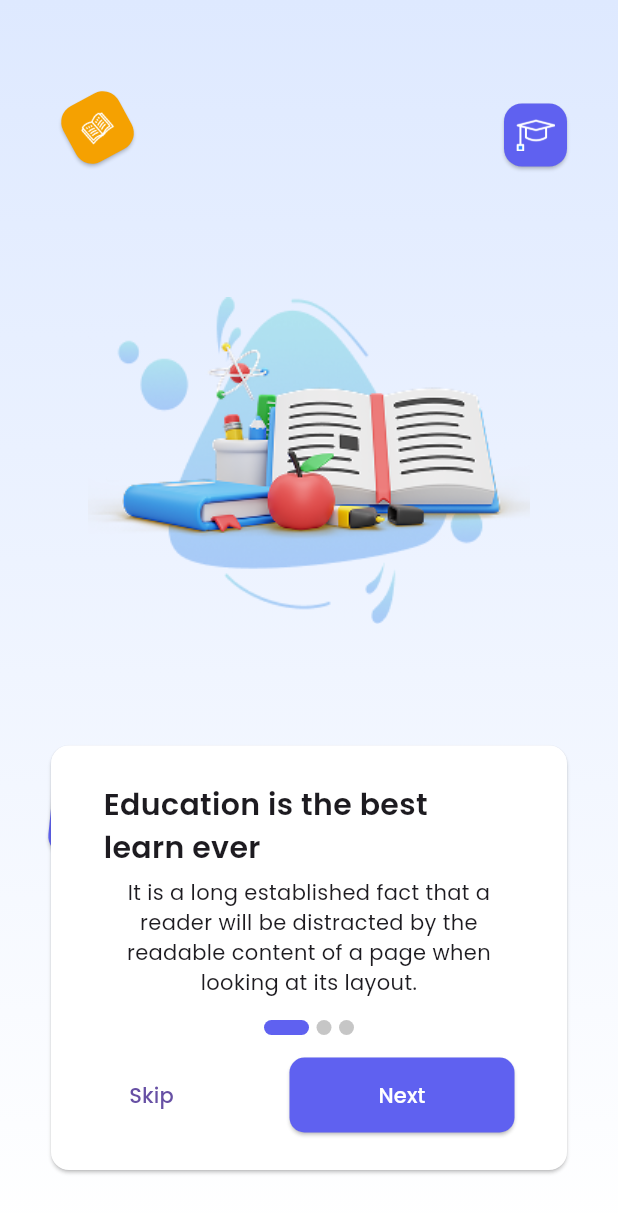
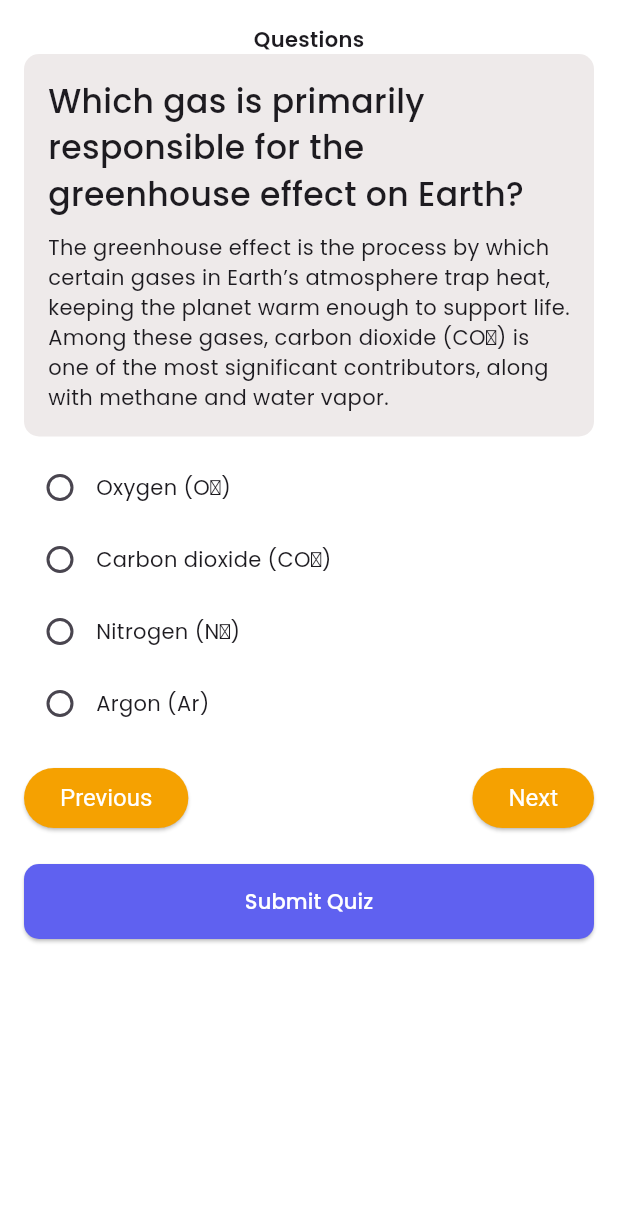
Before and after one commit to midhunmashuptech/Zephyr, a Flutter app: the screen it shows after launch, on a phone screen of 412 x 824 dp. Shown: the top 1213 px of the screen. Run offline on Flutter 3.47's test engine with Material 3 defaults, Android fonts, the phone set to English and light mode, and no system bars; drawn by our look-alikes of smooth_page_indicator; our stand-ins replace better_player, dotted_border, file_picker, fluentui_system_icons, flutter_local_notifications, flutter_rating_bar and 13 more; missing offline and left inert: iconify_flutter_plus, syncfusion_flutter_pdfviewer; project files that could hold a hidden picture were left out.

Commit message:
test practice quiz

```diff
--- /dev/null
+++ b/lib/features/test_series/screens/test_quiz_screen.dart
@@ -0,0 +1,161 @@
+import 'package:flutter/material.dart';
+import 'package:zephyr/common/widgets/custom_button.dart';
+import 'package:zephyr/constants/app_constants.dart';
+
+class TestQuizScreen extends StatefulWidget {
+  const TestQuizScreen({super.key});
+
+  @override
+  State<TestQuizScreen> createState() => _TestQuizScreenState();
+}
+
+class _TestQuizScreenState extends State<TestQuizScreen> {
+  String? _selectedOption;
+  @override
+  Widget build(BuildContext context) {
+    return Scaffold(
+      // backgroundColor: AppColors.grey,
+      body: SafeArea(
+          child: SingleChildScrollView(
+        child: Padding(
+          padding: const EdgeInsets.all(16.0),
+          child: Column(
+            children: [
+              Text(
+                "Questions",
+                style: TextStyle(fontWeight: FontWeight.w600),
+              ),
+              Container(
+                width: MediaQuery.of(context).size.width,
+                decoration: BoxDecoration(
+                    color: const Color.fromARGB(255, 238, 234, 234),
+                    borderRadius: BorderRadius.circular(10)),
+                child: Padding(
+                  padding: const EdgeInsets.all(16.0),
+                  child: Column(
+                    children: [
+                      Text(
+                        "Which gas is primarily responsible for the greenhouse effect on Earth?",
+                        style: TextStyle(
+                            fontSize: 22, fontWeight: FontWeight.w500),
+                      ),
+                      SizedBox(
+                        height: 10,
+                      ),
+                      Text(
+                          "The greenhouse effect is the process by which certain gases in Earth’s atmosphere trap heat, keeping the planet warm enough to support life. Among these gases, carbon dioxide (CO₂) is one of the most significant contributors, along with methane and water vapor.",
+                          style: TextStyle(fontWeight: FontWeight.w400))
+                    ],
+                  ),
+                ),
+              ),
+              SizedBox(
+                height: 10,
+              ),
+              Column(
+                // mainAxisAlignment: MainAxisAlignment.start,
+                children: [
+                  Row(
+                    children: [
+                      Radio<String>(
+                        value: "Oxygen (O₂)",
+                        groupValue: _selectedOption,
+                        onChanged: (value) {
+                          setState(() {
+                            _selectedOption = value;
+                          });
+                        },
+                      ),
+                      Text("Oxygen (O₂)"),
+                    ],
+                  ),
+                  Row(
+                    children: [
+                      Radio<String>(
+                        value: "Carbon dioxide (CO₂)",
+                        groupValue: _selectedOption,
+                        onChanged: (value) {
+                          setState(() {
+                            _selectedOption = value;
+                          });
+                        },
+                      ),
+                      Text("Carbon dioxide (CO₂)"),
+                    ],
+                  ),
+                  Row(
+                    children: [
+                      Radio<String>(
+                        value: "Nitrogen (N₂)",
+                        groupValue: _selectedOption,
+                        onChanged: (value) {
+                          setState(() {
+                            _selectedOption = value;
+                          });
+                        },
+                      ),
+                      Text("Nitrogen (N₂)"),
+                    ],
+                  ),
+                  Row(
+                    children: [
+                      Radio<String>(
+                        value: "Argon (Ar)",
+                        groupValue: _selectedOption,
+                        onChanged: (value) {
+                          setState(() {
+                            _selectedOption = value;
+                          });
+                        },
+                      ),
+                      Text("Argon (Ar)"),
+                    ],
+                  ),
+                ],
+              ),
+              SizedBox(height: 15,),
+              Column(
+                children: [
+                  Row(
+                    mainAxisAlignment: MainAxisAlignment.spaceBetween,
+                    children: [
+                      ElevatedButton(
+                          onPressed: () {},
+                          style: ElevatedButton.styleFrom(
+                              backgroundColor: AppColors.primaryOrange,
+                              textStyle: TextStyle(
+                                  fontSize: 16, fontWeight: FontWeight.w400)),
+                          child: Text(
+                            "Previous",
+                            style: TextStyle(color: AppColors.white),
+                          )),
+                      ElevatedButton(
+                          onPressed: () {},
+                          style: ElevatedButton.styleFrom(
+                              backgroundColor: AppColors.primaryOrange,
+                              textStyle: TextStyle(
+                                  fontSize: 16, fontWeight: FontWeight.w400)),
+                          child: Text(
+                            "Next",
+                            style: TextStyle(color: AppColors.white),
+                          )),
+                    ],
+                  ),
+                  SizedBox(
+                    height: 20,
+                  ),
+                  CustomButton(
+                    text: "Submit Quiz",
+                    color: AppColors.primaryBlue,
+                    onPressed: () {},
+                    textcolor: AppColors.white,
+                  ),
+                ],
+              )
+            ],
+          ),
+        ),
+      )),
+    );
+  }
+}
--- a/lib/main.dart
+++ b/lib/main.dart
@@ -4,8 +4,7 @@ import 'package:zephyr/common/screens/bottom_nav_screen.dart';
 import 'package:zephyr/common/screens/splash_screen.dart';
 import 'package:zephyr/common/service/notification_service.dart';
 import 'package:zephyr/constants/app_constants.dart';
-import 'package:zephyr/features/chapter_details/screens/chapter_analysis_screen.dart';
-import 'package:zephyr/features/chapter_details/screens/chapter_details_screen.dart';
+import 'package:zephyr/features/test_series/screens/test_quiz_screen.dart';
 void main() async {
   // print("App starting");
   WidgetsFlutterBinding.ensureInitialized();
@@ -30,10 +29,11 @@ class MyApp extends StatelessWidget {
         useMaterial3: true,
         scaffoldBackgroundColor: AppColors.white
       ),
-      home: SplashScreen(),
+      // home: SplashScreen(),
       // home: BottomNavScreen(),
       // home: ChapterDetailsScreen(),
-      // home: ChapterAnalysisScreen()
+      // home: ChapterAnalysisScreen(),
+      home: TestQuizScreen(),
     );
   }
 }
```
Also changed, not shown: lib/features/enrolled_courses/model/enrolled_chapter_model.dart (added, +58 -0 lines), lib/features/enrolled_courses/model/enrolled_chapter_video_model.dart (added, +25 -0 lines), lib/features/enrolled_courses/model/subscribed_course_subject_model.dart (added, +18 -0 lines), lib/features/coursedetails/model/course_detail_model.dart (added), lib/features/enrolled_courses/model/enrolled_course_model.dart (added), lib/features/enrolled_courses/service/enrolled_subject_service.dart (added).
